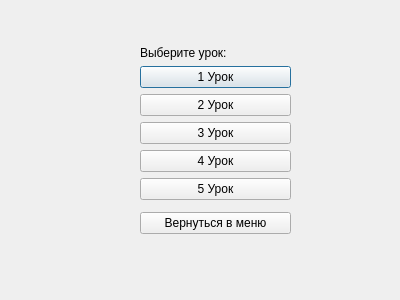
This is lessons.ui in philipscode/typingTrainer as Qt 5 draws it before an edit. The edited form follows.
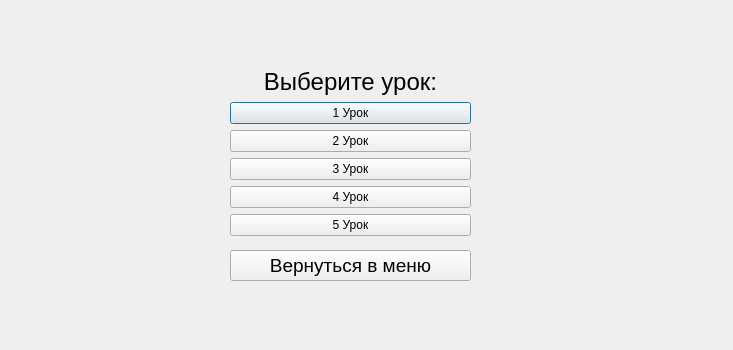
This is the edited form.

```diff
--- a/lessons.ui
+++ b/lessons.ui
@@ -6,8 +6,8 @@
    <rect>
     <x>0</x>
     <y>0</y>
-    <width>400</width>
-    <height>300</height>
+    <width>733</width>
+    <height>350</height>
    </rect>
   </property>
   <property name="windowTitle">
@@ -16,10 +16,10 @@
   <widget class="QWidget" name="layoutWidget">
    <property name="geometry">
     <rect>
-     <x>140</x>
-     <y>40</y>
-     <width>151</width>
-     <height>200</height>
+     <x>230</x>
+     <y>60</y>
+     <width>241</width>
+     <height>231</height>
     </rect>
    </property>
    <layout class="QVBoxLayout" name="verticalLayout_2">
@@ -33,13 +33,33 @@
           <verstretch>0</verstretch>
          </sizepolicy>
         </property>
+        <property name="font">
+         <font>
+          <family>Arial</family>
+          <pointsize>18</pointsize>
+         </font>
+        </property>
+        <property name="locale">
+         <locale language="Russian" country="Russia"/>
+        </property>
         <property name="text">
          <string>Выберите урок:</string>
         </property>
+        <property name="alignment">
+         <set>Qt::AlignCenter</set>
+        </property>
        </widget>
       </item>
       <item>
        <widget class="QPushButton" name="lesson_1">
+        <property name="font">
+         <font>
+          <family>Arial</family>
+         </font>
+        </property>
+        <property name="locale">
+         <locale language="Russian" country="Russia"/>
+        </property>
         <property name="text">
          <string>1 Урок</string>
         </property>
@@ -47,6 +67,14 @@
       </item>
       <item>
        <widget class="QPushButton" name="lesson_2">
+        <property name="font">
+         <font>
+          <family>Arial</family>
+         </font>
+        </property>
+        <property name="locale">
+         <locale language="Russian" country="Russia"/>
+        </property>
         <property name="text">
          <string>2 Урок</string>
         </property>
@@ -54,6 +82,14 @@
       </item>
       <item>
        <widget class="QPushButton" name="lesson_3">
+        <property name="font">
+         <font>
+          <family>Arial</family>
+         </font>
+        </property>
+        <property name="locale">
+         <locale language="Russian" country="Russia"/>
+        </property>
         <property name="text">
          <string>3 Урок</string>
         </property>
@@ -61,6 +97,14 @@
       </item>
       <item>
        <widget class="QPushButton" name="lesson_4">
+        <property name="font">
+         <font>
+          <family>Arial</family>
+         </font>
+        </property>
+        <property name="locale">
+         <locale language="Russian" country="Russia"/>
+        </property>
         <property name="text">
          <string>4 Урок</string>
         </property>
@@ -68,6 +112,14 @@
       </item>
       <item>
        <widget class="QPushButton" name="lesson_5">
+        <property name="font">
+         <font>
+          <family>Arial</family>
+         </font>
+        </property>
+        <property name="locale">
+         <locale language="Russian" country="Russia"/>
+        </property>
         <property name="text">
          <string>5 Урок</string>
         </property>
@@ -83,6 +135,15 @@
         <verstretch>0</verstretch>
        </sizepolicy>
       </property>
+      <property name="font">
+       <font>
+        <family>Arial</family>
+        <pointsize>14</pointsize>
+       </font>
+      </property>
+      <property name="locale">
+       <locale language="Russian" country="Russia"/>
+      </property>
       <property name="text">
        <string>Вернуться в меню</string>
       </property>
```
